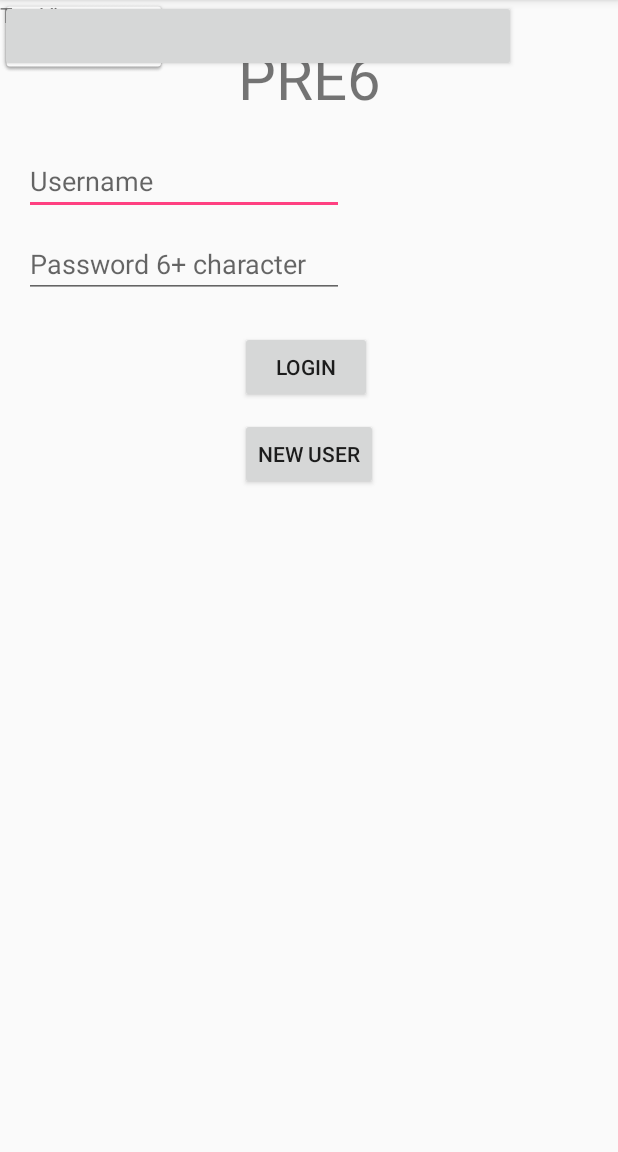
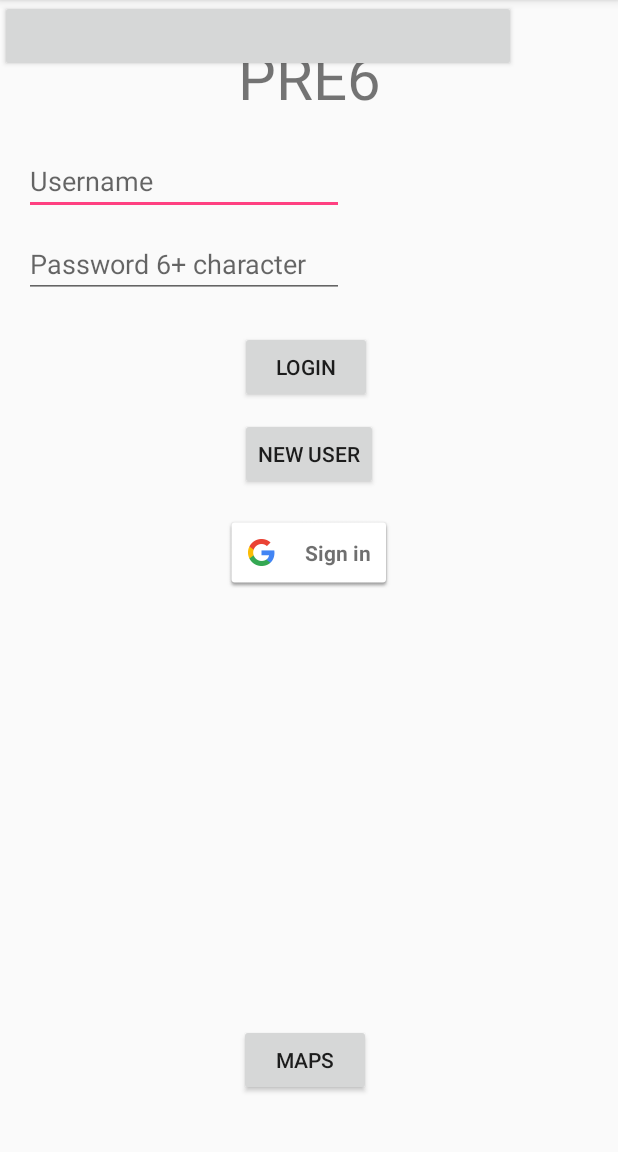
Before and after one commit to peciato/SocialMap, an Android app: the screen it shows after launch (MainActivity), on a phone screen of 412 x 824 dp, the part 84-1236 px from its top. Run offline under Robolectric (Android 15) with nearby library versions, the phone set to English and light mode, and no system bars; our stand-ins replace Firebase (no records; nobody signed in at launch, a user with empty details on screens opened directly); libraries missing offline, so code that uses them is left out: com.facebook, com.facebook.appevents, com.facebook.login; plain views replace LoginButton; 4 statements that could not run were skipped.

Commit message:
ultima funzionante

```diff
--- a/app/build.gradle
+++ b/app/build.gradle
@@ -24,18 +24,21 @@ repositories {
 }
 
 dependencies {
-    compile 'com.google.android.gms:play-services-auth:10.2.4'
     compile fileTree(dir: 'libs', include: ['*.jar'])
     androidTestCompile('com.android.support.test.espresso:espresso-core:2.2.2', {
         exclude group: 'com.android.support', module: 'support-annotations'
     })
+    compile 'com.google.android.gms:play-services-auth:10.2.4'
     compile 'com.android.support:appcompat-v7:25.2.0'
     compile 'com.android.support.constraint:constraint-layout:1.0.1'
     compile 'com.google.firebase:firebase-storage:10.2.4'
     compile 'com.google.firebase:firebase-auth:10.2.4'
     compile 'com.facebook.android:facebook-android-sdk:[4,5)'
+    compile 'com.google.android.gms:play-services-maps:10.2.4'
+    compile 'com.google.android.gms:play-services-location:10.2.4'
     testCompile 'junit:junit:4.12'
 }
 
 
+
 apply plugin: 'com.google.gms.google-services'
--- a/app/src/main/java/pecia/socialmap/MainActivity.java
+++ b/app/src/main/java/pecia/socialmap/MainActivity.java
@@ -310,4 +310,9 @@ public class MainActivity extends AppCompatActivity implements
     public void onConnectionFailed(@NonNull ConnectionResult connectionResult) {
 
     }
+
+    public void mapStart(View view){
+        Intent myIntent = new Intent(MainActivity.this, MapsActivity.class);
+        MainActivity.this.startActivity(myIntent);
+    }
 }
--- a/app/src/main/res/layout/activity_main.xml
+++ b/app/src/main/res/layout/activity_main.xml
@@ -87,22 +87,48 @@
         android:layout_width="344dp"
         android:layout_height="0dp"
         android:layout_gravity="center_horizontal"
-        tools:layout_editor_absoluteY="0dp"
-        tools:layout_editor_absoluteX="0dp" />
+        tools:layout_constraintTop_creator="1"
+        tools:layout_constraintLeft_creator="1"
+        app:layout_constraintLeft_toLeftOf="parent"
+        app:layout_constraintTop_toTopOf="parent" />
     <com.google.android.gms.common.SignInButton
         android:id="@+id/sign_in_button"
         android:layout_width="wrap_content"
         android:layout_height="wrap_content"
-        tools:layout_editor_absoluteX="137dp"
-        tools:layout_editor_absoluteY="324dp" />
+        tools:layout_constraintTop_creator="1"
+        tools:layout_constraintRight_creator="1"
+        app:layout_constraintRight_toRightOf="parent"
+        android:layout_marginTop="17dp"
+        app:layout_constraintTop_toBottomOf="@+id/button3"
+        tools:layout_constraintLeft_creator="1"
+        app:layout_constraintLeft_toLeftOf="parent" />
 
     <TextView
         android:id="@+id/status"
-        android:layout_width="368dp"
+        android:layout_width="0dp"
         android:layout_height="wrap_content"
-        android:text="TextView"
-        tools:layout_editor_absoluteX="8dp"
-        tools:layout_editor_absoluteY="426dp" />
+        android:layout_marginBottom="108dp"
+        android:layout_marginEnd="8dp"
+        android:layout_marginStart="8dp"
+        app:layout_constraintBottom_toBottomOf="parent"
+        app:layout_constraintLeft_toLeftOf="parent"
+        app:layout_constraintRight_toRightOf="parent"
+        tools:layout_constraintBottom_creator="1"
+        tools:layout_constraintLeft_creator="1"
+        tools:layout_constraintRight_creator="1" />
+
+    <Button
+        android:id="@+id/maps"
+        android:layout_width="wrap_content"
+        android:layout_height="wrap_content"
+        android:text="MAPS"
+        android:onClick="mapStart"
+        tools:layout_constraintBottom_creator="1"
+        android:layout_marginStart="9dp"
+        app:layout_constraintBottom_toBottomOf="parent"
+        tools:layout_constraintLeft_creator="1"
+        android:layout_marginBottom="37dp"
+        app:layout_constraintLeft_toLeftOf="@+id/sign_in_button" />
 
 
 </android.support.constraint.ConstraintLayout>
--- a/app/src/main/res/values/strings.xml
+++ b/app/src/main/res/values/strings.xml
@@ -4,4 +4,5 @@
     <string name="facebook_app_id">453142495028829</string>
     <string name="fb_login_protocol_scheme">fb453142495028829</string>
     <string name="signed_in_fmt">Signed in as: %s</string>
+    <string name="title_activity_maps">Map</string>
 </resources>
```
Also changed, not shown: app/src/debug/res/values/google_maps_api.xml (added, +26 -0 lines), app/src/main/AndroidManifest.xml (+33 -10 lines), app/src/main/java/pecia/socialmap/MapsActivity.java (added, +237 -0 lines), app/src/main/res/layout/activity_maps.xml (added, +8 -0 lines), 1 other file.
